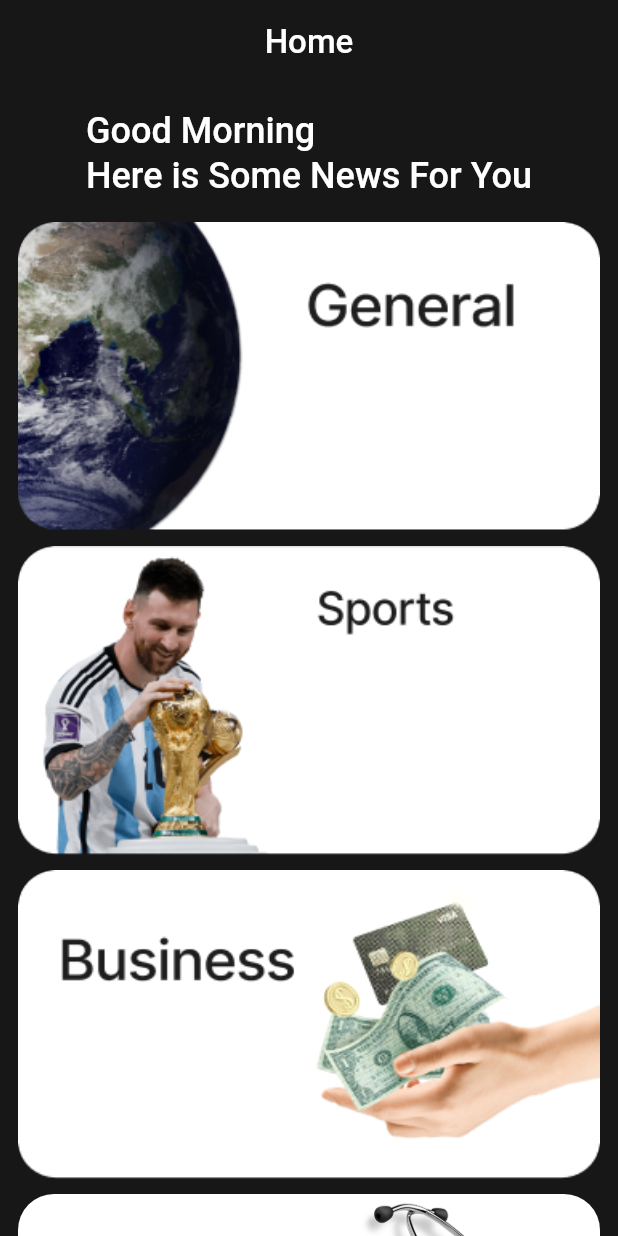
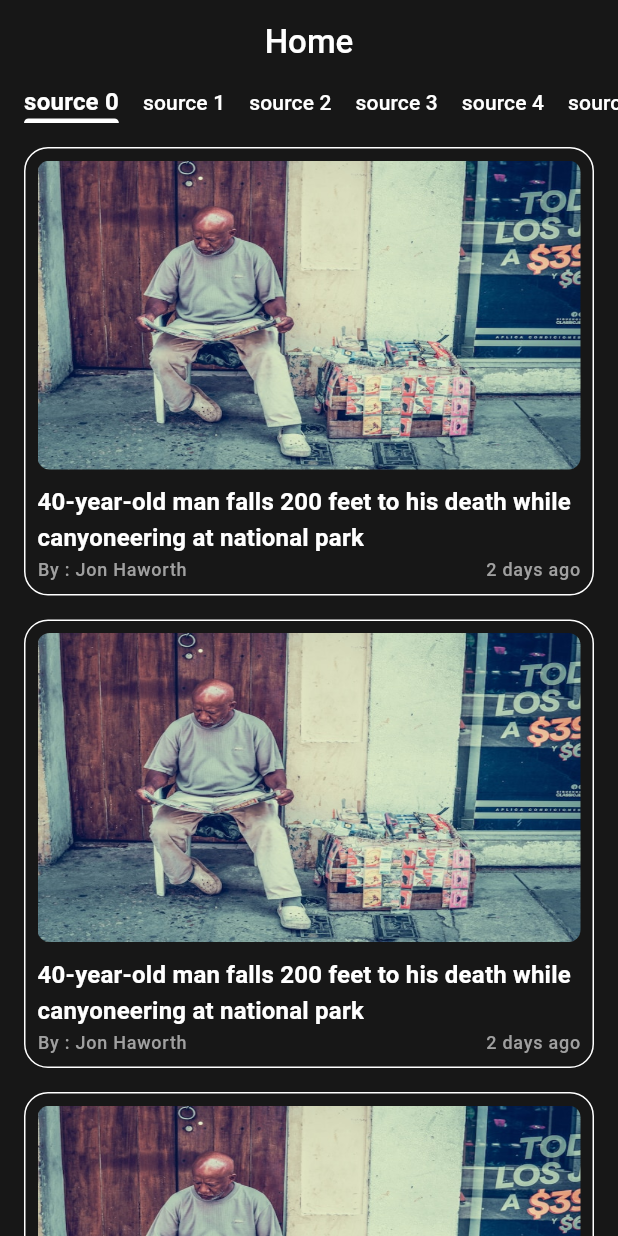
Before and after one commit to OmaarKhaaled/news, a Flutter app: the screen it shows after launch, on a phone screen of 412 x 824 dp. Run offline on Flutter 3.47's test engine with Material 3 defaults, Android fonts, the phone set to English and light mode, and no system bars; our stand-ins replace timeago.

Commit message:
Implement News view UI

```diff
--- a/lib/app_theme.dart
+++ b/lib/app_theme.dart
@@ -25,6 +25,24 @@ class AppTheme {
         color: white,
         fontWeight: FontWeight.w500,
       ),
+
+      titleSmall: TextStyle(
+        fontSize: 14,
+        color: white,
+        fontWeight: FontWeight.w500,
+      ),
+
+      titleMedium: TextStyle(
+        fontSize: 16,
+        color: white,
+        fontWeight: FontWeight.bold,
+      ),
+
+      labelSmall: TextStyle(
+        fontSize: 12,
+        color: gray,
+        fontWeight: FontWeight.w500
+      )
     ),
   );
 }
--- a/lib/home_screen.dart
+++ b/lib/home_screen.dart
@@ -1,5 +1,6 @@
 import 'package:flutter/material.dart';
 import 'package:news/categories/categories_view.dart';
+import 'package:news/news/news_view.dart';
 
 class HomeScreen extends StatelessWidget {
   static const String routeName = '/home';
@@ -7,7 +8,7 @@ class HomeScreen extends StatelessWidget {
   Widget build(BuildContext context) {
     return Scaffold(
       appBar: AppBar(title: Text('Home')),
-      body: CategoriesView(),
+      body: NewsView(),
     );
   }
 }
--- /dev/null
+++ b/lib/models/source_model.dart
@@ -0,0 +1,7 @@
+class SourceModel {
+  String id;
+  String name;
+
+  SourceModel({required this.id, required this.name});
+
+}
--- /dev/null
+++ b/lib/news/news_item.dart
@@ -0,0 +1,44 @@
+import 'package:flutter/material.dart';
+import 'package:news/app_theme.dart';
+import 'package:timeago/timeago.dart' as timeago;
+
+class NewsItem extends StatelessWidget {
+  @override
+  Widget build(BuildContext context) {
+    TextTheme textTheme = Theme.of(context).textTheme;
+    final dateTime = DateTime.now().subtract(Duration(minutes: 50, days: 2));
+
+    return Container(
+      padding: EdgeInsets.all(8),
+      decoration: BoxDecoration(
+        borderRadius: BorderRadius.circular(16),
+        border: Border.all(color: AppTheme.white),
+      ),
+      child: Column(
+        children: [
+          ClipRRect(
+            borderRadius: BorderRadius.circular(8),
+            child: Image.asset(
+              'assets/images/image.png',
+              height: MediaQuery.sizeOf(context).height * .25,
+              width: double.infinity,
+              fit: BoxFit.fill,
+            ),
+          ),
+          SizedBox(height: 10),
+          Text(
+            '40-year-old man falls 200 feet to his death while canyoneering at national park',
+            style: textTheme.titleMedium,
+          ),
+          Row(
+            mainAxisAlignment: MainAxisAlignment.spaceBetween,
+            children: [
+              Text('By : Jon Haworth', style: textTheme.labelSmall),
+              Text(timeago.format(dateTime), style: textTheme.labelSmall),
+            ],
+          ),
+        ],
+      ),
+    );
+  }
+}
--- /dev/null
+++ b/lib/news/news_view.dart
@@ -0,0 +1,58 @@
+import 'package:flutter/material.dart';
+import 'package:news/app_theme.dart';
+import 'package:news/models/categry_model.dart';
+import 'package:news/models/source_model.dart';
+import 'package:news/news/news_item.dart';
+import 'package:news/news/tab_item.dart';
+
+class NewsView extends StatefulWidget {
+  @override
+  State<NewsView> createState() => _NewsViewState();
+}
+
+class _NewsViewState extends State<NewsView> {
+  int currentIndex = 0;
+  List<SourceModel> sources = List.generate(
+    10,
+    (index) => SourceModel(id: '$index', name: 'source $index'),
+  );
+
+  @override
+  Widget build(BuildContext context) {
+    return Column(
+      children: [
+        DefaultTabController(
+          length: sources.length,
+          child: TabBar(
+            tabs: sources
+                .map(
+                  (source) => TabItem(
+                    isSelected: currentIndex == sources.indexOf(source),
+                    source: source,
+                  ),
+                )
+                .toList(),
+            isScrollable: true,
+            dividerColor: Colors.transparent,
+            indicatorColor: AppTheme.white,
+            padding: EdgeInsetsDirectional.only(start: 16),
+            labelPadding: EdgeInsets.only(right: 16),
+            tabAlignment: TabAlignment.start,
+            onTap: (index) {
+              if (currentIndex == index) return;
+              setState(() {});
+            },
+          ),
+        ),
+        Expanded(
+          child: ListView.separated(
+            padding: EdgeInsets.only(top: 16, right: 16, left: 16),
+            itemBuilder: (_, index) => NewsItem(),
+            separatorBuilder: (_, _) => SizedBox(height: 16),
+            itemCount: 10,
+          ),
+        ),
+      ],
+    );
+  }
+}
--- /dev/null
+++ b/lib/news/tab_item.dart
@@ -0,0 +1,19 @@
+import 'package:flutter/material.dart';
+import 'package:news/models/source_model.dart';
+
+class TabItem extends StatelessWidget {
+  SourceModel source;
+  bool isSelected;
+
+  TabItem({required this.isSelected, required this.source});
+
+  @override
+  Widget build(BuildContext context) {
+    TextTheme textTheme = Theme.of(context).textTheme;
+
+    return Text(
+      source.name,
+      style: isSelected ? textTheme.titleMedium : textTheme.titleSmall,
+    );
+  }
+}
--- a/pubspec.yaml
+++ b/pubspec.yaml
@@ -34,6 +34,7 @@ dependencies:
   # The following adds the Cupertino Icons font to your application.
   # Use with the CupertinoIcons class for iOS style icons.
   cupertino_icons: ^1.0.8
+  timeago: ^3.7.1
 
 dev_dependencies:
   flutter_test:
```
Also changed, not shown: assets/images/image.png (added), pubspec.lock.
